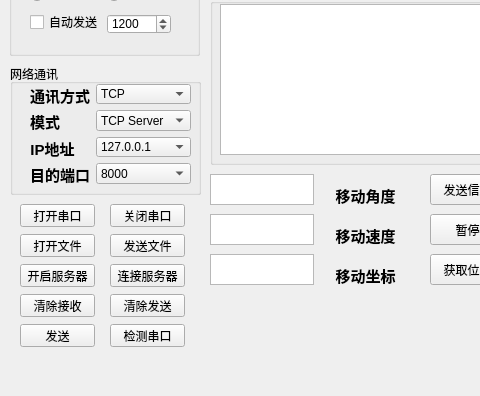
Above: slam_car/Ui/Car.ui from GeHaha/Practice before the change; both pictures show x 0 to 480 and y 336 to 732 of the 764 by 732 pixel window. Below: the same form after it.
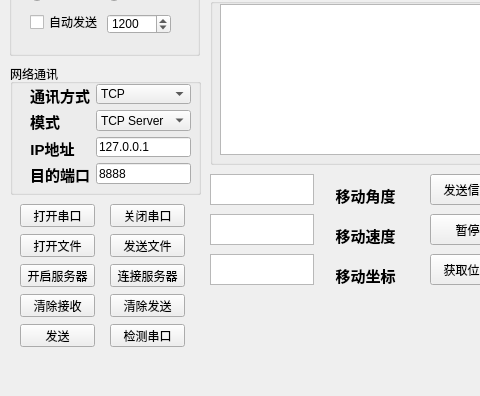
That is the form after the change.

```diff
--- a/slam_car/Ui/Car.ui
+++ b/slam_car/Ui/Car.ui
@@ -270,15 +270,6 @@
        </property>
       </widget>
      </item>
-     <item row="2" column="1">
-      <widget class="QComboBox" name="IP_comboBox">
-       <item>
-        <property name="text">
-         <string>127.0.0.1</string>
-        </property>
-       </item>
-      </widget>
-     </item>
      <item row="3" column="0">
       <widget class="QLabel" name="IPLab">
        <property name="text">
@@ -286,13 +277,18 @@
        </property>
       </widget>
      </item>
+     <item row="2" column="1">
+      <widget class="QLineEdit" name="IPlineEdit">
+       <property name="text">
+        <string>127.0.0.1</string>
+       </property>
+      </widget>
+     </item>
      <item row="3" column="1">
-      <widget class="QComboBox" name="Port_comboBox">
-       <item>
-        <property name="text">
-         <string>8000</string>
-        </property>
-       </item>
+      <widget class="QLineEdit" name="PortlineEdit">
+       <property name="text">
+        <string>8888</string>
+       </property>
       </widget>
      </item>
     </layout>
```
